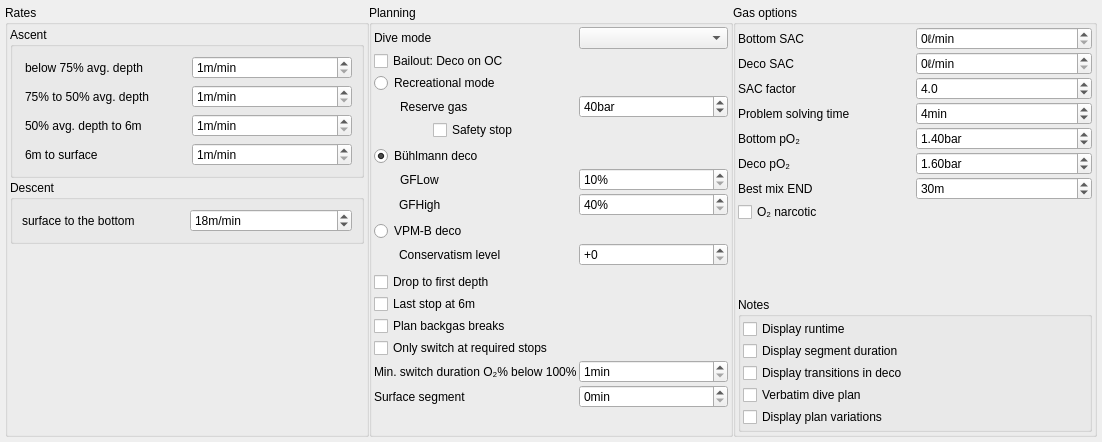
Above: desktop-widgets/plannerSettings.ui from subsurface/subsurface before the change. Below: the same form after it.
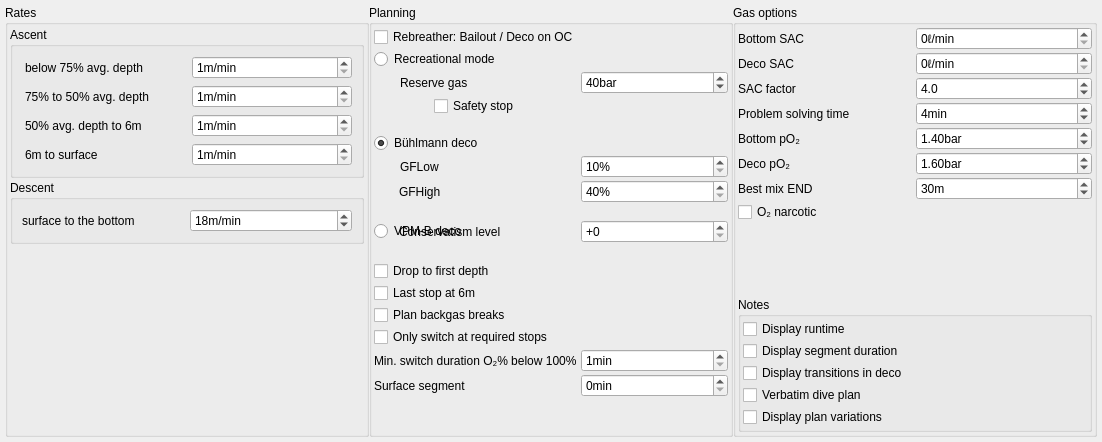
That is the form after the change.

Commit message: Planner: Improve Gas Handling in CCR Mode.

Patch:
```diff
--- a/desktop-widgets/plannerSettings.ui
+++ b/desktop-widgets/plannerSettings.ui
@@ -255,7 +255,7 @@
           <property name="spacing">
            <number>2</number>
           </property>
-          <item row="4" column="2">
+          <item row="3" column="2">
            <widget class="QSpinBox" name="reserve_gas">
             <property name="suffix">
              <string>bar</string>
@@ -274,7 +274,7 @@
             </property>
            </widget>
           </item>
-          <item row="6" column="1">
+          <item row="5" column="1">
            <spacer name="verticalSpacer_6">
             <property name="orientation">
              <enum>Qt::Vertical</enum>
@@ -287,7 +287,7 @@
             </property>
            </spacer>
           </item>
-          <item row="22" column="1" colspan="2">
+          <item row="21" column="1" colspan="2">
            <widget class="QCheckBox" name="switch_at_req_stop">
             <property name="toolTip">
              <string>Postpone gas change if a stop is not required</string>
@@ -297,14 +297,14 @@
             </property>
            </widget>
           </item>
-          <item row="18" column="1" colspan="2">
+          <item row="17" column="1" colspan="2">
            <widget class="QCheckBox" name="lastStop">
             <property name="text">
              <string>Last stop at 6m</string>
             </property>
            </widget>
           </item>
-          <item row="15" column="2">
+          <item row="14" column="2">
            <widget class="QSpinBox" name="vpmb_conservatism">
             <property name="prefix">
              <string>+</string>
@@ -314,7 +314,7 @@
             </property>
            </widget>
           </item>
-          <item row="12" column="2">
+          <item row="11" column="2">
            <widget class="QSpinBox" name="gfhigh">
             <property name="suffix">
              <string>%</string>
@@ -327,7 +327,7 @@
             </property>
            </widget>
           </item>
-          <item row="23" column="2">
+          <item row="22" column="2">
            <widget class="QSpinBox" name="min_switch_duration">
             <property name="suffix">
              <string>min</string>
@@ -346,14 +346,14 @@
             </property>
            </widget>
           </item>
-          <item row="20" column="1" colspan="2">
+          <item row="19" column="1" colspan="2">
            <widget class="QCheckBox" name="backgasBreaks">
             <property name="text">
              <string>Plan backgas breaks</string>
             </property>
            </widget>
           </item>
-          <item row="25" column="1">
+          <item row="24" column="1">
            <spacer name="verticalSpacer_2">
             <property name="orientation">
              <enum>Qt::Vertical</enum>
@@ -366,21 +366,21 @@
             </property>
            </spacer>
           </item>
-          <item row="23" column="1">
+          <item row="22" column="1">
            <widget class="QLabel" name="label_min_switch_duration">
             <property name="text">
              <string>Min. switch duration O₂% below 100%</string>
             </property>
            </widget>
           </item>
-          <item row="17" column="1" colspan="2">
+          <item row="16" column="1" colspan="2">
            <widget class="QCheckBox" name="drop_stone_mode">
             <property name="text">
              <string>Drop to first depth</string>
             </property>
            </widget>
           </item>
-          <item row="11" column="2">
+          <item row="10" column="2">
            <widget class="QSpinBox" name="gflow">
             <property name="suffix">
              <string>%</string>
@@ -393,7 +393,7 @@
             </property>
            </widget>
           </item>
-          <item row="11" column="1">
+          <item row="10" column="1">
            <widget class="QLabel" name="label_gflow">
             <property name="text">
              <string>GFLow</string>
@@ -403,7 +403,7 @@
             </property>
            </widget>
           </item>
-          <item row="12" column="1">
+          <item row="11" column="1">
            <widget class="QLabel" name="label_gfhigh">
             <property name="text">
              <string>GFHigh</string>
@@ -413,7 +413,7 @@
             </property>
            </widget>
           </item>
-          <item row="3" column="1">
+          <item row="2" column="1">
            <widget class="QRadioButton" name="recreational_deco">
             <property name="toolTip">
              <string>Maximize bottom time allowed by gas and no decompression limits</string>
@@ -423,7 +423,7 @@
             </property>
            </widget>
           </item>
-          <item row="15" column="1">
+          <item row="14" column="1">
            <widget class="QLabel" name="label_vpmb_conservatism">
             <property name="text">
              <string>Conservatism level</string>
@@ -440,7 +440,7 @@
             </property>
            </widget>
           </item>
-          <item row="5" column="1" alignment="Qt::AlignHCenter">
+          <item row="4" column="1" alignment="Qt::AlignHCenter">
            <widget class="QCheckBox" name="safetystop">
             <property name="layoutDirection">
              <enum>Qt::LeftToRight</enum>
@@ -453,7 +453,7 @@
             </property>
            </widget>
           </item>
-          <item row="13" column="1">
+          <item row="12" column="1">
            <spacer name="verticalSpacer_7">
             <property name="orientation">
              <enum>Qt::Vertical</enum>
@@ -466,7 +466,7 @@
             </property>
            </spacer>
           </item>
-          <item row="16" column="1">
+          <item row="15" column="1">
            <spacer name="verticalSpacer_5">
             <property name="orientation">
              <enum>Qt::Vertical</enum>
@@ -479,24 +479,7 @@
             </property>
            </spacer>
           </item>
-          <item row="0" column="2">
-           <widget class="QComboBox" name="rebreathermode">
-            <property name="currentText">
-             <string/>
-            </property>
-            <property name="maxVisibleItems">
-             <number>6</number>
-            </property>
-           </widget>
-          </item>
-          <item row="0" column="1">
-           <widget class="QLabel" name="label_dive_type">
-            <property name="text">
-             <string>Dive mode</string>
-            </property>
-           </widget>
-          </item>
-          <item row="7" column="1">
+          <item row="6" column="1">
            <widget class="QRadioButton" name="buehlmann_deco">
             <property name="text">
              <string>Bühlmann deco</string>
@@ -506,7 +489,7 @@
             </property>
            </widget>
           </item>
-          <item row="4" column="1">
+          <item row="3" column="1">
            <widget class="QLabel" name="label_reserve_gas">
             <property name="text">
              <string>Reserve gas</string>
@@ -516,21 +499,21 @@
             </property>
            </widget>
           </item>
-          <item row="1" column="1">
+          <item row="0" column="1">
            <widget class="QCheckBox" name="bailout">
             <property name="text">
-             <string>Bailout: Deco on OC</string>
+             <string>Rebreather: Bailout / Deco on OC</string>
             </property>
            </widget>
           </item>
-          <item row="24" column="1">
+          <item row="23" column="1">
            <widget class="QLabel" name="label_surface_segment">
             <property name="text">
              <string>Surface segment</string>
             </property>
            </widget>
           </item>
-          <item row="24" column="2">
+          <item row="23" column="2">
            <widget class="QSpinBox" name="surface_segment">
             <property name="suffix">
              <string>min</string>
```
Left out of the diff: 4 changed lines with no effect on the pictures. The commit also changes 68 other files.
